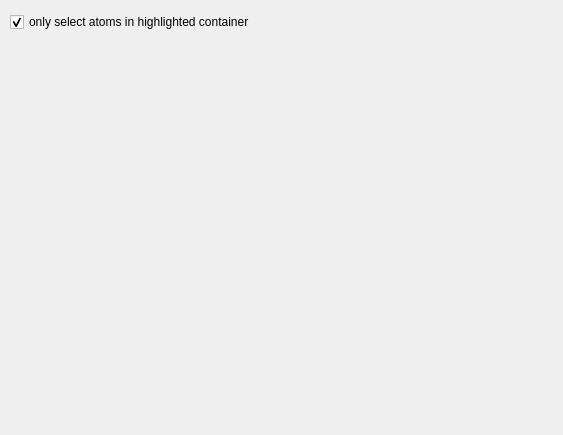
First picture: the form in source/VIEW/DIALOGS/editSettings.ui, repository BALL-Project/ball, before the edit.
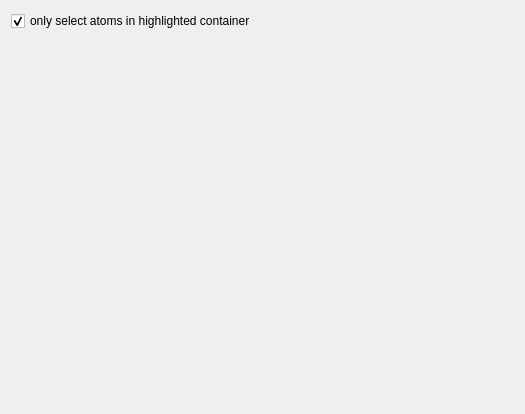
Second picture: the form after the edit.

Commit message: Layout fixes to edit preferences

```diff
--- a/source/VIEW/DIALOGS/editSettings.ui
+++ b/source/VIEW/DIALOGS/editSettings.ui
@@ -3,37 +3,45 @@
  <comment></comment>
  <exportmacro></exportmacro>
  <class>EditSettingsData</class>
- <widget class="QWidget" name="EditSettingsData" >
-  <property name="geometry" >
+ <widget class="QWidget" name="EditSettingsData">
+  <property name="geometry">
    <rect>
     <x>0</x>
     <y>0</y>
-    <width>563</width>
-    <height>435</height>
+    <width>525</width>
+    <height>414</height>
    </rect>
   </property>
   <property name="windowTitle" >
    <string>Editing</string>
   </property>
-  <widget class="QCheckBox" name="only_highlighted" >
-   <property name="geometry" >
-    <rect>
-     <x>10</x>
-     <y>10</y>
-     <width>379</width>
-     <height>24</height>
-    </rect>
-   </property>
-   <property name="text" >
-    <string>only select atoms in highlighted container</string>
-   </property>
-   <property name="checked" >
-    <bool>true</bool>
-   </property>
-  </widget>
+  <layout class="QVBoxLayout" name="verticalLayout">
+   <item>
+    <widget class="QCheckBox" name="only_highlighted">
+     <property name="text">
+      <string>only select atoms in highlighted container</string>
+     </property>
+     <property name="checked">
+      <bool>true</bool>
+     </property>
+    </widget>
+   </item>
+   <item>
+    <spacer name="verticalSpacer">
+     <property name="orientation">
+      <enum>Qt::Vertical</enum>
+     </property>
+     <property name="sizeHint" stdset="0">
+      <size>
+       <width>20</width>
+       <height>376</height>
+      </size>
+     </property>
+    </spacer>
+   </item>
+  </layout>
  </widget>
- <layoutdefault spacing="6" margin="11" />
- <pixmapfunction></pixmapfunction>
+ <layoutdefault spacing="6" margin="11"/>
  <includes>
   <include location="global" >BALL/COMMON/global.h</include>
  </includes>
```
Left out of the diff: 10 changed lines with no effect on the pictures.
